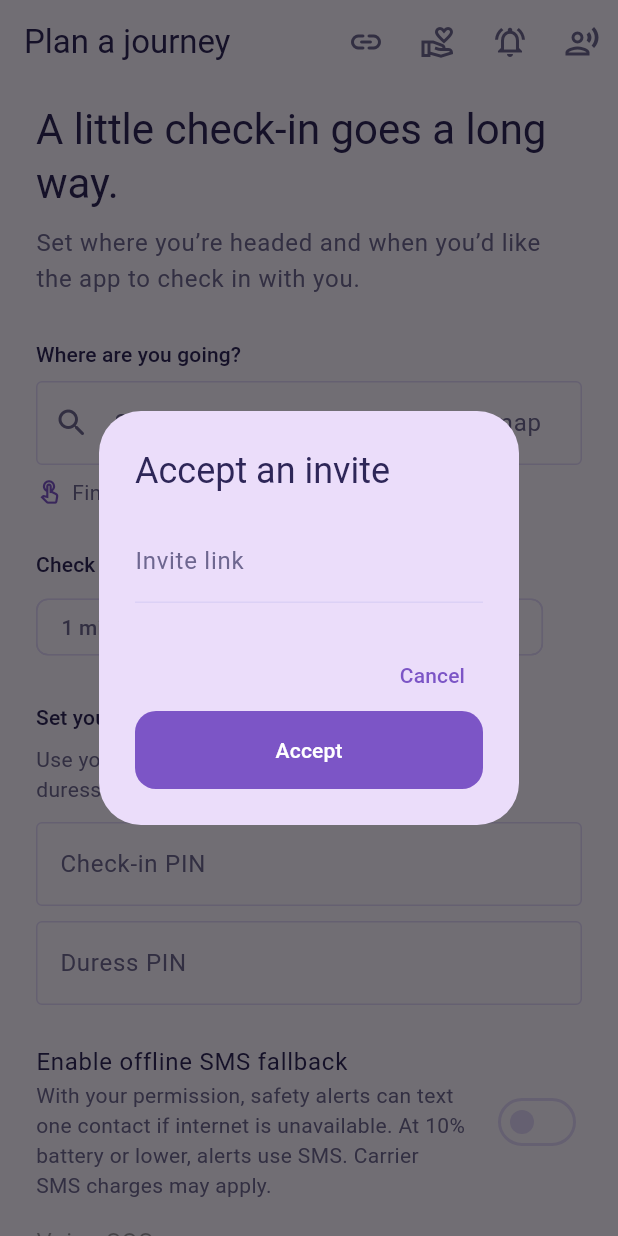
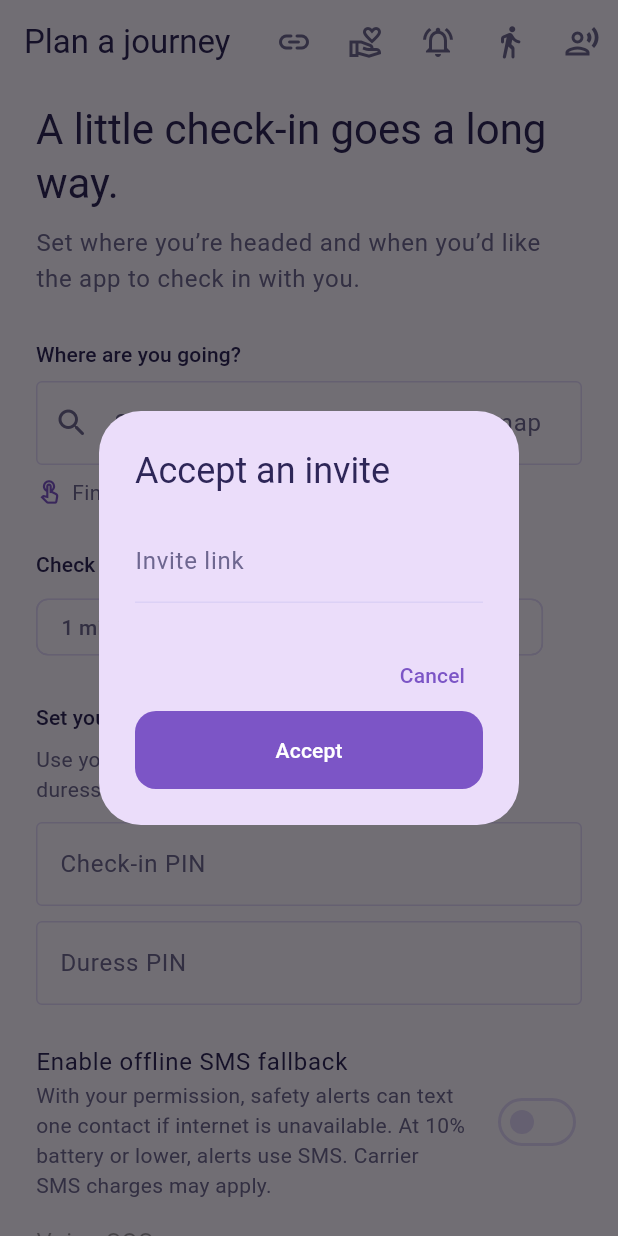
Before and after one commit to sumeettummarmatti/sixthSense, a Flutter app: the JourneyFlow widget shown alone on an empty page, opened directly, after a tap on the "link" icon, on a phone screen of 412 x 824 dp. Run offline on Flutter 3.47's test engine with Material 3 defaults, Android fonts, the phone set to English and light mode, and no system bars; our stand-ins replace geolocator; missing offline and left inert: cryptography, maplibre_gl; accounts and stored records are empty.

Commit message:
P3-W3-walk-matching: fixes from testing in the real app; Walk With Me on the plan screen
On a phone the feedback sheet and the companion's Accept/Decline row failed to lay out:
the app theme makes filled buttons full width and they sat in a Row. Widget tests now use
the real app theme, which catches it. Walk With Me is also reachable from Plan a journey, so
a companion doesn't need a journey of their own. Tested both roles on the emulator against
a local API with a scripted partner: matching codes, two-way E2E location, SOS reaching the
companion, walk and journey feedback, decline, ending from either side.

```diff
--- a/mobile/lib/features/journey/journey_flow.dart
+++ b/mobile/lib/features/journey/journey_flow.dart
@@ -858,7 +858,11 @@ class _JourneyFlowState extends State<JourneyFlow> with WidgetsBindingObserver {
   Widget build(BuildContext context) {
     final plan = _plan;
     if (plan == null) {
-      return JourneySetupScreen(onStart: _startJourney, api: widget.api);
+      return JourneySetupScreen(
+        onStart: _startJourney,
+        api: widget.api,
+        relay: widget.relay,
+      );
     }
     // Rebuild when helpers change so the timer can shrink to make room.
     return Stack(
@@ -982,10 +986,14 @@ class JourneySetupScreen extends StatefulWidget {
     super.key,
     required this.onStart,
     this.api = const DemoApi(),
+    this.relay,
   });
 
   final ValueChanged<JourneyPlan> onStart;
   final DemoApi api;
+
+  /// For Walk With Me as a companion (shares location with the traveller).
+  final LiveLocationRelay? relay;
 
   @override
   State<JourneySetupScreen> createState() => _JourneySetupScreenState();
@@ -1141,6 +1149,16 @@ class _JourneySetupScreenState extends State<JourneySetupScreen> {
             tooltip: 'Get alerts on Telegram',
             onPressed: () => linkTelegramFlow(context, widget.api),
             icon: const Icon(Icons.notifications_active_outlined),
+          ),
+          IconButton(
+            // Companions offer walks without a journey of their own.
+            tooltip: 'Walk With Me',
+            onPressed: () => Navigator.of(context).push(
+              MaterialPageRoute<void>(
+                builder: (_) => WalkFlow(api: widget.api, relay: widget.relay),
+              ),
+            ),
+            icon: const Icon(Icons.directions_walk_rounded),
           ),
           IconButton(
             key: const ValueKey('open-sudden-sos'),
```
Also changed, not shown: mobile/lib/features/feedback/feedback_sheet.dart (+12 -16 lines), mobile/lib/features/walk/walk_flow.dart (+12 -8 lines), progress.json, 4 other files.
